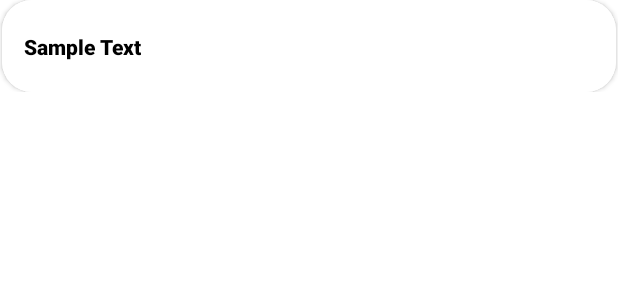
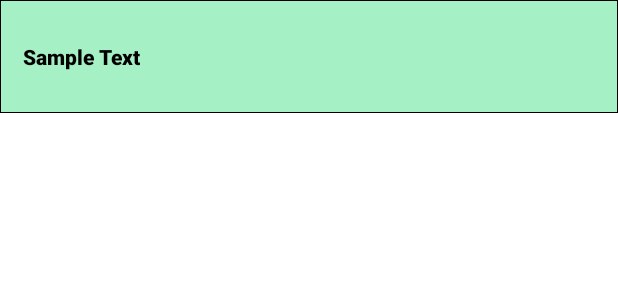
Before and after one commit to clipo124/ingredient-analyzer-app, an Android app: the layout ingredient_recycler_item.xml on its own in the app's theme, with its tools: preview values and no code run, on a phone screen of 412 x 824 dp. Shown: the top 300 px of the screen. Run offline under Robolectric (Android 15) with nearby library versions, the phone set to English and light mode, and no system bars.

Commit message:
Took off rounded corners for card view. Changed colors.

```diff
--- a/app/src/main/res/layout/ingredient_recycler_item.xml
+++ b/app/src/main/res/layout/ingredient_recycler_item.xml
@@ -6,11 +6,13 @@
     android:layout_height="wrap_content"
     android:elevation="8dp">
 
-    <androidx.cardview.widget.CardView
+    <com.google.android.material.card.MaterialCardView
         android:id="@+id/ingredientCard"
-        android:layout_width="409dp"
-        android:layout_height="wrap_content"
-        app:cardCornerRadius="20dp"
+        android:layout_width="match_parent"
+        android:layout_height="75dp"
+        app:strokeColor="@color/black"
+        app:strokeWidth="0.5dp"
+        app:cardCornerRadius="0dp"
         app:layout_constraintBottom_toBottomOf="parent"
         app:layout_constraintEnd_toEndOf="parent"
         app:layout_constraintStart_toStartOf="parent"
@@ -18,8 +20,8 @@
 
         <androidx.constraintlayout.widget.ConstraintLayout
             android:layout_width="match_parent"
-            android:layout_height="61dp"
-            android:background="@color/white">
+            android:layout_height="match_parent"
+            android:background="@color/magic_mint">
 
             <TextView
                 android:id="@+id/ingredientName"
@@ -34,5 +36,8 @@
                 app:layout_constraintStart_toStartOf="parent"
                 app:layout_constraintTop_toTopOf="parent" />
         </androidx.constraintlayout.widget.ConstraintLayout>
-    </androidx.cardview.widget.CardView>
+
+    </com.google.android.material.card.MaterialCardView>
+
+
 </androidx.constraintlayout.widget.ConstraintLayout>
```
